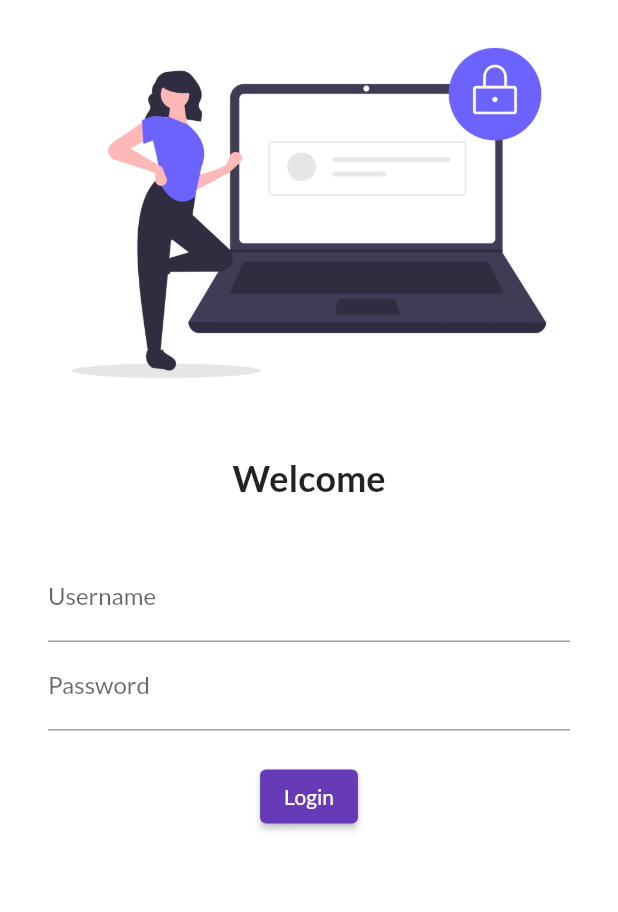
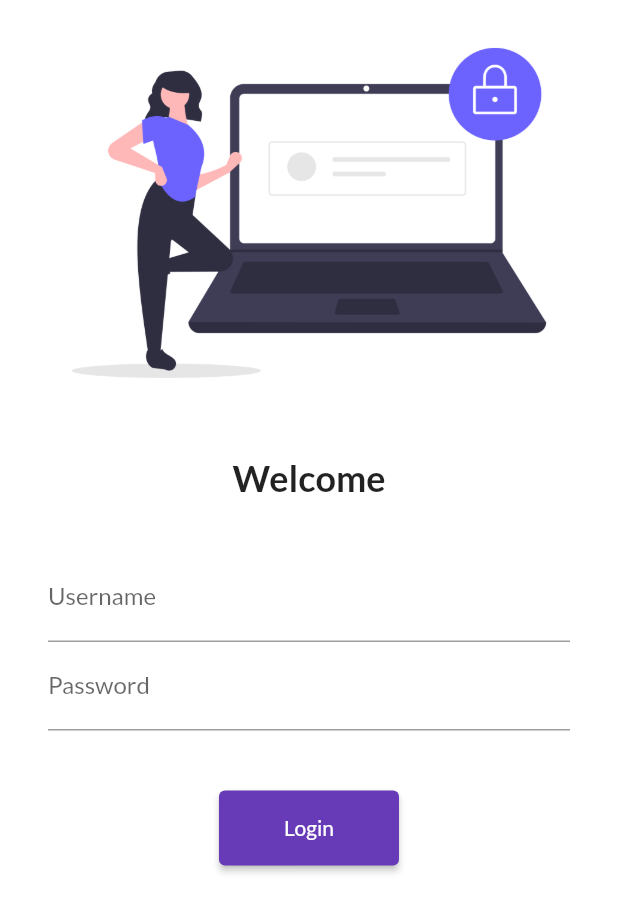
Before and after one commit to nileshgarg0023/30_days_of_flutter, a Flutter app: the screen it shows after launch, on a phone screen of 412 x 824 dp. Shown: the top 912 px of the screen. Run offline on Flutter 3.47's test engine with Material 2 defaults, Android fonts, the phone set to English and light mode, and no system bars; our stand-ins replace google_fonts.

```diff
--- a/lib/main.dart
+++ b/lib/main.dart
@@ -1,6 +1,7 @@
 import 'package:flutter/material.dart';
 import 'package:helloflutter/pages/login_page.dart';
 import 'package:google_fonts/google_fonts.dart';
+import 'package:helloflutter/utils/routes.dart';
 
 import 'pages/home_page.dart';
 
@@ -20,8 +21,8 @@ class MyApp extends StatelessWidget {
         darkTheme: ThemeData(brightness: Brightness.dark),
         routes: {
           "/": (context) => LoginPage(),
-          "/home": (context) => HomePage(),
-          "/login": (context) => LoginPage(),
+          MyRoutes.homeRoute: (context) => HomePage(),
+          MyRoutes.loginRoute: (context) => LoginPage(),
         });
   }
 }
--- a/lib/pages/login_page.dart
+++ b/lib/pages/login_page.dart
@@ -1,10 +1,12 @@
 import 'package:flutter/material.dart';
+import 'package:helloflutter/utils/routes.dart';
 
 class LoginPage extends StatelessWidget {
   @override
   Widget build(BuildContext context) {
     return Material(
         color: Colors.white,
+        child: SingleChildScrollView(
           child: Column(
             children: [
               Image.asset("assets/images/login_image.png", fit: BoxFit.cover),
@@ -17,8 +19,8 @@ class LoginPage extends StatelessWidget {
                 height: 20.0,
               ),
               Padding(
-              padding:
-                  const EdgeInsets.symmetric(vertical: 16.0, horizontal: 32.0),
+                padding: const EdgeInsets.symmetric(
+                    vertical: 16.0, horizontal: 32.0),
                 child: Column(
                   children: [
                     TextFormField(
@@ -31,18 +33,20 @@ class LoginPage extends StatelessWidget {
                           hintText: "Enter password", labelText: "Password"),
                     ),
                     SizedBox(
-                    height: 20.0,
+                      height: 40.0,
                     ),
                     ElevatedButton(
                       child: Text("Login"),
+                      style: TextButton.styleFrom(minimumSize: Size(120, 50)),
                       onPressed: () {
-                      print("Hello world");
+                        Navigator.pushNamed(context, MyRoutes.homeRoute);
                       },
                     )
                   ],
                 ),
               )
             ],
+          ),
         ));
   }
 }
--- /dev/null
+++ b/lib/utils/routes.dart
@@ -0,0 +1,4 @@
+class MyRoutes {
+  static String loginRoute = "/login";
+  static String homeRoute = "/home";
+}
```
Lines whose indentation alone changed are shown as unchanged.
